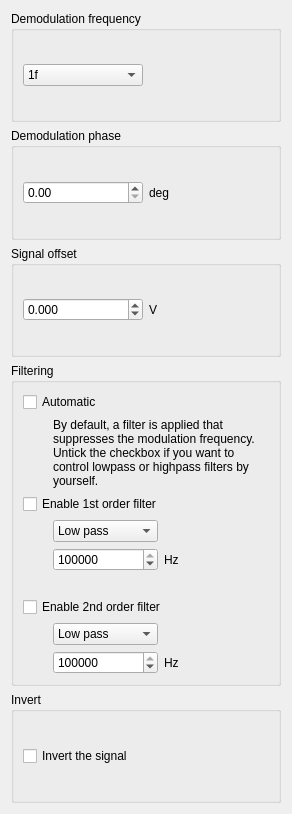
linien-org/linien, file linien-gui/linien_gui/ui/spectroscopy_panel.ui: the form before one commit.
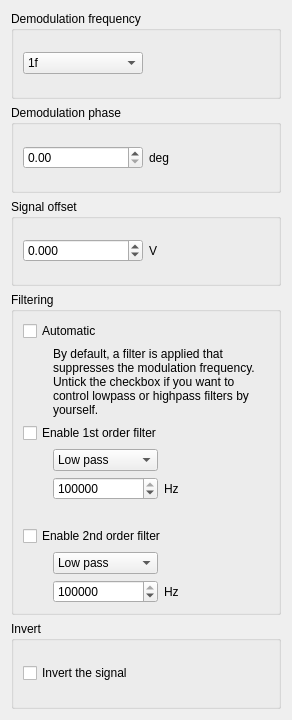
The form after the commit. Custom widgets are drawn as their Qt base class.

Commit message: add type hints for spectroscopy panel

What changed in the file:
```diff
--- a/linien-gui/linien_gui/ui/spectroscopy_panel.ui
+++ b/linien-gui/linien_gui/ui/spectroscopy_panel.ui
@@ -7,7 +7,7 @@
     <x>0</x>
     <y>0</y>
     <width>292</width>
-    <height>814</height>
+    <height>720</height>
    </rect>
   </property>
   <property name="sizePolicy">
```
Left out of the diff: 2 changed lines with no effect on the pictures. The commit also changes 1 other file.
